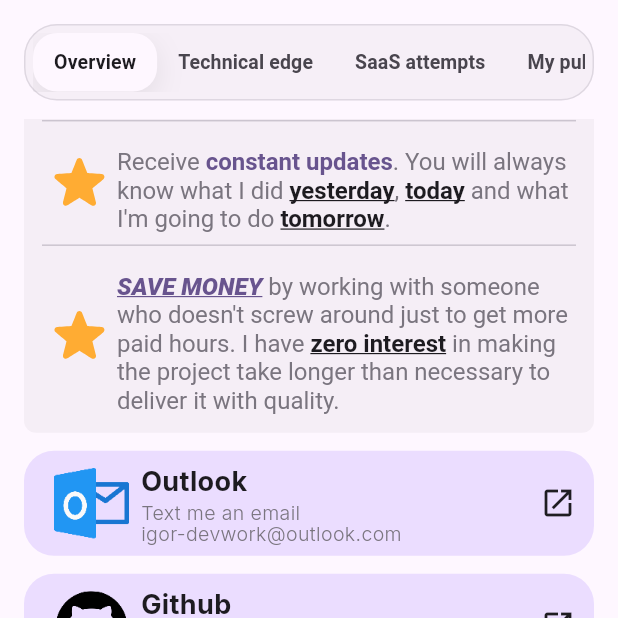
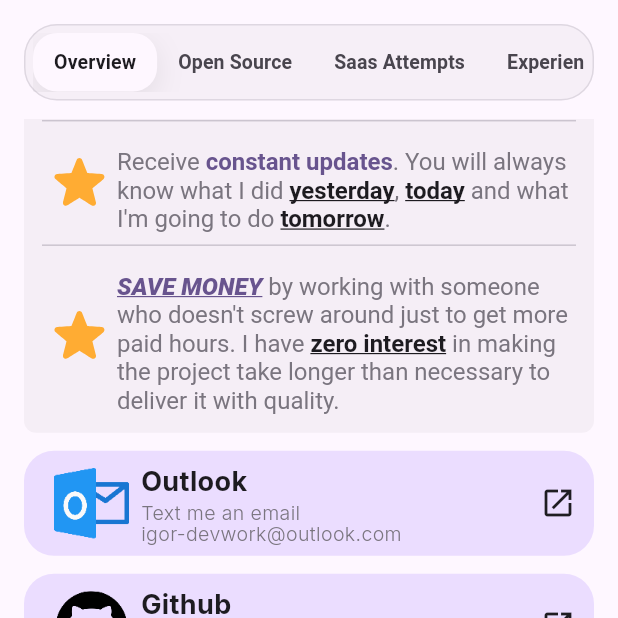
Before and after one commit to igormidev/igorcurriculum, a Flutter app: the screen it shows after launch, scrolled down 576 dp, on a phone screen of 412 x 824 dp, the top half of it. Run offline on Flutter 3.47's test engine with Material 3 defaults, Android fonts, the phone set to English and light mode, and no system bars; drawn by our look-alikes of flutter_animate, lottie; our stand-ins replace google_fonts; missing offline and left inert: dart_debouncer.

Commit message:
Refactors profile sections layout and adds tab labels
Reworks desktop section rendering into a modular sliver-based layout, introducing a dedicated builder for per-section slivers and preserving bottom UI elements (divider, source code) as separate items. Switches to a ScrollMetricsNotification and always syncs section position on scroll for more reliable behavior. Adds an async helper to resolve section render objects safely after frame.

Adds tabLabel to the curriculum data model and updates all sections to provide labels; switches UI to display these labels on both desktop and mobile tabs; reorders sections accordingly.

Enhances SlidingTabSelector with an allowScrollableOverflow flag and new expand-to-fill sizing to improve tab layout and prevent overflow, and removes a math-based width calculation dependency.

```diff
--- a/lib/sections/curriculum_sections.dart
+++ b/lib/sections/curriculum_sections.dart
@@ -5,8 +5,8 @@ import 'package:igorcurriculum/sections/skills_section.dart';
 import 'package:igorcurriculum/shared/curriculum_section.dart';
 
 final curriculumSections = <CurriculumSectionData>[
+  packagesSectionData,
+  saasAttemptsSectionData,
+  experienceSectionData,
   skillsSectionData,
-  saasAttemptsSectionData,
-  packagesSectionData,
-  experienceSectionData,
 ];
--- a/lib/sections/experience_section.dart
+++ b/lib/sections/experience_section.dart
@@ -6,6 +6,7 @@ import 'package:url_launcher/url_launcher.dart';
 const experienceSectionData = CurriculumSectionData(
   id: 'experience',
   title: 'Experience',
+  tabLabel: 'Experience',
   subtitle: 'Employment history',
   description:
       'My strongest professional work shipping Flutter products in production, from senior delivery to technical leadership.',
--- a/lib/sections/packages_section.dart
+++ b/lib/sections/packages_section.dart
@@ -6,6 +6,7 @@ import 'package:igorcurriculum/shared/curriculum_section.dart';
 const packagesSectionData = CurriculumSectionData(
   id: 'packages',
   title: 'My public packages',
+  tabLabel: 'Open Source',
   subtitle: 'Open source projects',
   description:
       'In my Flutter developer career I built and published several open source packages. Here are the strongest examples.',
--- a/lib/sections/saas_attempts_section.dart
+++ b/lib/sections/saas_attempts_section.dart
@@ -6,6 +6,7 @@ import 'package:igorcurriculum/shared/curriculum_section.dart';
 const saasAttemptsSectionData = CurriculumSectionData(
   id: 'saas-attempts',
   title: 'SaaS attempts',
+  tabLabel: 'Saas Attempts',
   subtitle: 'Finished products',
   description:
       'I tried to create several SaaS products in the past. I only finished and published two of them. These are real, dense products that ran in production and are now open sourced as curriculum projects.',
--- a/lib/sections/skills_section.dart
+++ b/lib/sections/skills_section.dart
@@ -4,6 +4,7 @@ import 'package:igorcurriculum/shared/curriculum_section.dart';
 const skillsSectionData = CurriculumSectionData(
   id: 'technical-edge',
   title: 'Technical edge',
+  tabLabel: 'Tecnical Edge',
   subtitle: 'What sets my work apart',
   description:
       'Deep Flutter expertise, production-grade Dart backend range, advanced AI workflow depth and architecture discipline for products that need to feel fast, stable and built to last.',
--- a/lib/shared/curriculum_section.dart
+++ b/lib/shared/curriculum_section.dart
@@ -7,6 +7,7 @@ typedef CurriculumSectionChildrenBuilder = List<Widget> Function(
 class CurriculumSectionData {
   final String id;
   final String title;
+  final String tabLabel;
   final String subtitle;
   final String description;
   final CurriculumSectionChildrenBuilder buildChildren;
@@ -14,6 +15,7 @@ class CurriculumSectionData {
   const CurriculumSectionData({
     required this.id,
     required this.title,
+    required this.tabLabel,
     required this.subtitle,
     required this.description,
     required this.buildChildren,
--- a/lib/shared/sliding_tab_selector.dart
+++ b/lib/shared/sliding_tab_selector.dart
@@ -1,5 +1,3 @@
-import 'dart:math' as math;
-
 import 'package:flutter/material.dart';
 
 class SlidingTabSelector extends StatefulWidget {
@@ -7,6 +5,7 @@ class SlidingTabSelector extends StatefulWidget {
   final int selectedIndex;
   final ValueChanged<int> onSelected;
   final bool compact;
+  final bool allowScrollableOverflow;
 
   const SlidingTabSelector({
     super.key,
@@ -14,6 +13,7 @@ class SlidingTabSelector extends StatefulWidget {
     required this.selectedIndex,
     required this.onSelected,
     this.compact = false,
+    this.allowScrollableOverflow = true,
   });
 
   @override
@@ -56,7 +56,8 @@ class _SlidingTabSelectorState extends State<SlidingTabSelector> {
 
     return LayoutBuilder(
       builder: (context, constraints) {
-        final useScrollableLayout = _shouldUseScrollableLayout(
+        final useScrollableLayout = widget.allowScrollableOverflow &&
+            _shouldUseScrollableLayout(
               context,
               constraints.maxWidth,
               buttonPadding.horizontal,
@@ -95,6 +96,7 @@ class _SlidingTabSelectorState extends State<SlidingTabSelector> {
                               index,
                               buttonPadding,
                               compact: widget.compact,
+                              expandToFill: false,
                             ),
                         ],
                       ),
@@ -115,6 +117,7 @@ class _SlidingTabSelectorState extends State<SlidingTabSelector> {
                               index,
                               buttonPadding,
                               compact: widget.compact,
+                              expandToFill: true,
                             ),
                           ),
                       ],
@@ -149,6 +152,7 @@ class _SlidingTabSelectorState extends State<SlidingTabSelector> {
     int index,
     EdgeInsets buttonPadding, {
     required bool compact,
+    required bool expandToFill,
   }) {
     final isSelected = index == widget.selectedIndex;
     final colorScheme = Theme.of(context).colorScheme;
@@ -159,6 +163,8 @@ class _SlidingTabSelectorState extends State<SlidingTabSelector> {
         key: _itemKeys[index],
         borderRadius: BorderRadius.circular(16),
         onTap: () => widget.onSelected(index),
+        child: SizedBox(
+          width: expandToFill ? double.infinity : null,
           child: Padding(
             padding: buttonPadding,
             child: Center(
@@ -174,6 +180,7 @@ class _SlidingTabSelectorState extends State<SlidingTabSelector> {
                           ? colorScheme.onSurface
                           : colorScheme.onSurfaceVariant,
                       letterSpacing: 0.1,
+                    ),
               ),
             ),
           ),
@@ -197,8 +204,7 @@ class _SlidingTabSelectorState extends State<SlidingTabSelector> {
       0,
       (sum, label) =>
           sum + _measureLabelWidth(label, textStyle) + horizontalPadding,
-        ) +
-        math.max(0, widget.labels.length - 1) * 6;
+    );
 
     return totalWidth > availableWidth - 12;
   }
```
Also changed, not shown: lib/profile_page.dart (+49 -35 lines). Lines whose indentation alone changed are shown as unchanged.
